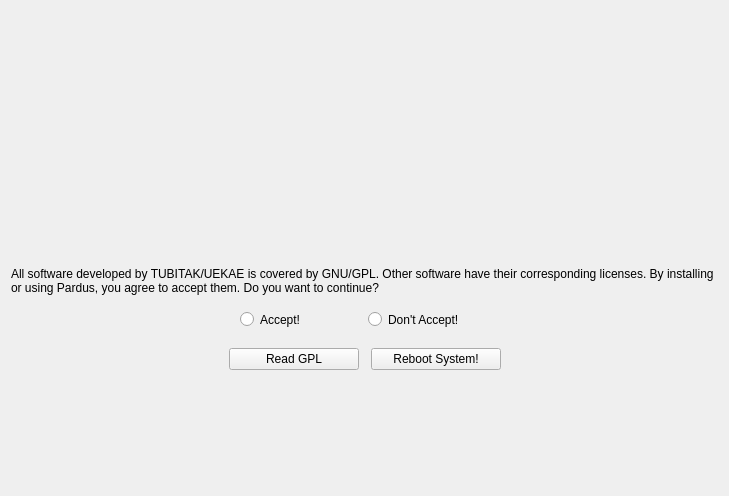
First picture: the form in yali4/gui/Ui/welcomewidget.ui, repository dadas45li/yali, before the edit.
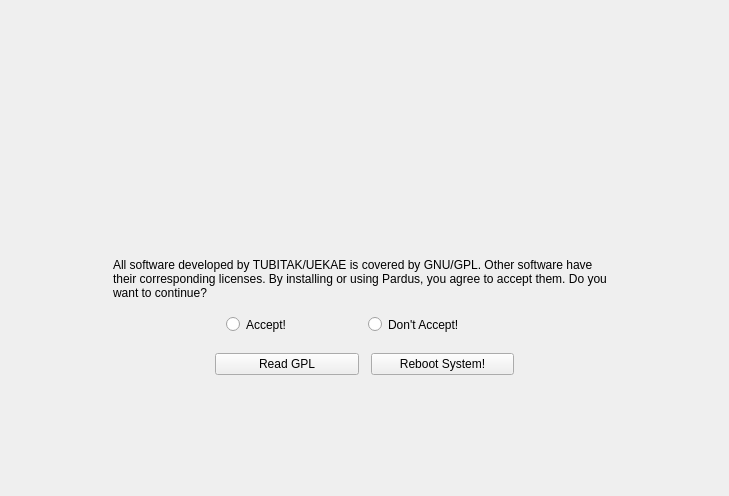
Second picture: the form after the edit. Icons and pictures are not drawn.

Commit message: design patterns ..

Diff of the .ui file:
```diff
--- a/yali4/gui/Ui/welcomewidget.ui
+++ b/yali4/gui/Ui/welcomewidget.ui
@@ -13,7 +13,7 @@
    <string>Form1</string>
   </property>
   <layout class="QGridLayout" >
-   <item row="0" column="2" >
+   <item row="0" column="3" >
     <spacer>
      <property name="orientation" >
       <enum>Qt::Vertical</enum>
@@ -29,7 +29,7 @@
      </property>
     </spacer>
    </item>
-   <item row="1" column="0" colspan="2" >
+   <item row="1" column="0" colspan="3" >
     <spacer>
      <property name="orientation" >
       <enum>Qt::Horizontal</enum>
@@ -45,7 +45,7 @@
      </property>
     </spacer>
    </item>
-   <item row="1" column="2" >
+   <item row="1" column="3" >
     <widget class="QLabel" name="pix" >
      <property name="text" >
       <string/>
@@ -58,7 +58,7 @@
      </property>
     </widget>
    </item>
-   <item row="1" column="3" colspan="2" >
+   <item row="1" column="4" colspan="3" >
     <spacer>
      <property name="orientation" >
       <enum>Qt::Horizontal</enum>
@@ -74,7 +74,7 @@
      </property>
     </spacer>
    </item>
-   <item row="2" column="2" >
+   <item row="2" column="3" >
     <spacer>
      <property name="orientation" >
       <enum>Qt::Vertical</enum>
@@ -90,7 +90,23 @@
      </property>
     </spacer>
    </item>
-   <item row="3" column="0" colspan="5" >
+   <item row="3" column="0" >
+    <spacer>
+     <property name="orientation" >
+      <enum>Qt::Horizontal</enum>
+     </property>
+     <property name="sizeType" >
+      <enum>QSizePolicy::Fixed</enum>
+     </property>
+     <property name="sizeHint" >
+      <size>
+       <width>40</width>
+       <height>20</height>
+      </size>
+     </property>
+    </spacer>
+   </item>
+   <item row="3" column="1" colspan="5" >
     <widget class="QLabel" name="disclamer" >
      <property name="text" >
       <string>All software developed by TUBITAK/UEKAE is covered by GNU/GPL. Other software have their corresponding licenses. By installing or using Pardus, you agree to accept them. Do you want to continue?</string>
@@ -103,7 +119,23 @@
      </property>
     </widget>
    </item>
-   <item row="4" column="0" >
+   <item row="3" column="6" >
+    <spacer>
+     <property name="orientation" >
+      <enum>Qt::Horizontal</enum>
+     </property>
+     <property name="sizeType" >
+      <enum>QSizePolicy::Fixed</enum>
+     </property>
+     <property name="sizeHint" >
+      <size>
+       <width>40</width>
+       <height>20</height>
+      </size>
+     </property>
+    </spacer>
+   </item>
+   <item row="4" column="0" colspan="2" >
     <spacer>
      <property name="orientation" >
       <enum>Qt::Horizontal</enum>
@@ -119,7 +151,7 @@
      </property>
     </spacer>
    </item>
-   <item row="4" column="1" colspan="3" >
+   <item row="4" column="2" colspan="3" >
     <layout class="QGridLayout" >
      <property name="horizontalSpacing" >
       <number>10</number>
@@ -188,7 +220,7 @@
      </item>
     </layout>
    </item>
-   <item row="4" column="4" >
+   <item row="4" column="5" colspan="2" >
     <spacer>
      <property name="orientation" >
       <enum>Qt::Horizontal</enum>
@@ -204,7 +236,7 @@
      </property>
     </spacer>
    </item>
-   <item row="5" column="2" >
+   <item row="5" column="3" >
     <spacer>
      <property name="orientation" >
       <enum>Qt::Vertical</enum>
```
Left out of the diff: 16 changed lines with no effect on the pictures. The commit also changes 1 other file.
